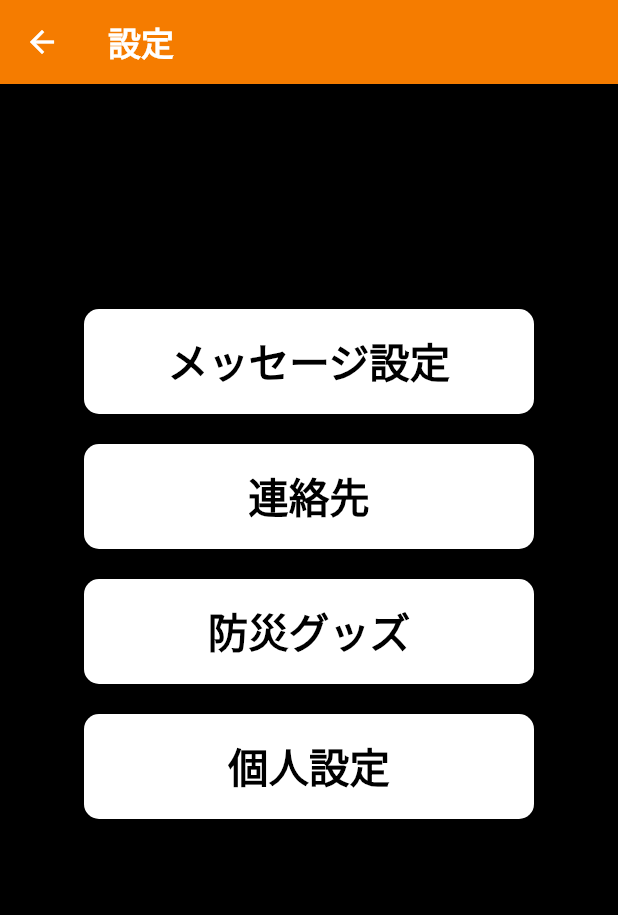
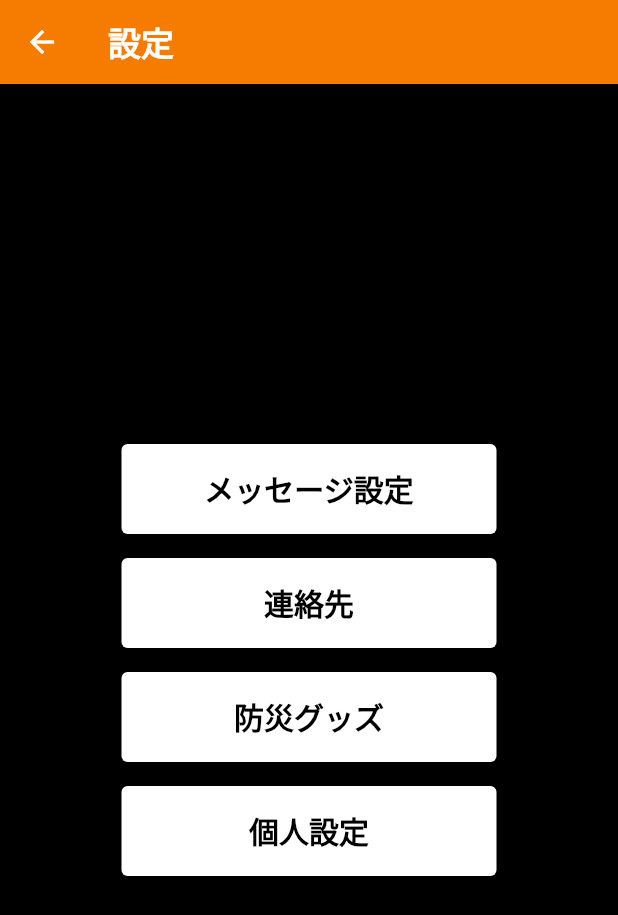
Before and after one commit to Akihi-Sumi/GraduateProject, a Flutter app: the SettingsScreenPage screen opened directly, on a phone screen of 412 x 824 dp. Shown: the top 915 px of the screen. Run offline on Flutter 3.47's test engine with Material 2 defaults, Android fonts, the phone set to English and light mode, and no system bars; our stand-ins replace qr_flutter; missing offline and left inert: qr_code_scanner.

Commit message:
少し修正

```diff
--- a/lib/ui/main_screen.dart
+++ b/lib/ui/main_screen.dart
@@ -63,7 +63,8 @@
 
   @override
   Widget build(BuildContext context) {
-    return Scaffold(
+    return SafeArea(
+      child: Scaffold(
         body: Stack(
           children: <Widget>[
             Padding(
@@ -72,6 +73,7 @@
             ),
             Align(alignment: Alignment.bottomCenter, child: bottomNav())
           ],
+        ),
       ),
     );
   }
--- a/lib/ui/settings_screen.dart
+++ b/lib/ui/settings_screen.dart
@@ -23,19 +23,24 @@ class SettingsScreenPage extends StatelessWidget {
           ),
           backgroundColor: Colors.orange.shade700,
         ),
-        body: SafeArea(
-          child: Align(
-            alignment: AlignmentDirectional(0, 0),
+        body: Center(
           child: Column(
-              mainAxisSize: MainAxisSize.max,
-              mainAxisAlignment: MainAxisAlignment.start,
+            mainAxisAlignment: MainAxisAlignment.center,
             children: [
-                Padding(
-                  padding: EdgeInsetsDirectional.fromSTEB(0, 150, 0, 0),
-                  child: SizedBox(
-                    width: 300,
-                    height: 70,
-                    child: TextButton(
+              Container(
+                padding: EdgeInsets.all(8.0),
+                child: ElevatedButton(
+                  style: ElevatedButton.styleFrom(
+                    backgroundColor: Colors.white,
+                    fixedSize: Size(250, 60),
+                  ),
+                  child: Text(
+                    "メッセージ設定",
+                    style: TextStyle(
+                        color: Colors.black,
+                        fontSize: 20,
+                        fontWeight: FontWeight.bold),
+                  ),
                   onPressed: () {
                     Navigator.push(
                       context,
@@ -46,31 +51,23 @@ class SettingsScreenPage extends StatelessWidget {
                       ),
                     );
                   },
-                      style: TextButton.styleFrom(
-                        backgroundColor: Colors.white,
-                        shape: RoundedRectangleBorder(
-                          borderRadius: BorderRadius.all(
-                            Radius.circular(10),
                 ),
               ),
+              Container(
+                padding: EdgeInsets.all(8.0),
+                child: ElevatedButton(
+                  style: ElevatedButton.styleFrom(
+                    backgroundColor: Colors.white,
+                    fixedSize: Size(250, 60),
                   ),
-                      child: const Text(
-                        "メッセージ設定",
+                  child: Text(
+                    "連絡先",
                     style: TextStyle(
                       color: Colors.black,
-                          fontSize: 27,
-                          fontWeight: FontWeight.w700,
+                      fontSize: 20,
+                      fontWeight: FontWeight.bold,
                     ),
                   ),
-                    ),
-                  ),
-                ),
-                Padding(
-                  padding: EdgeInsetsDirectional.fromSTEB(0, 20, 0, 0),
-                  child: SizedBox(
-                    width: 300,
-                    height: 70,
-                    child: TextButton(
                   onPressed: () {
                     Navigator.push(
                       context,
@@ -81,88 +78,63 @@ class SettingsScreenPage extends StatelessWidget {
                       ),
                     );
                   },
-                      style: TextButton.styleFrom(
+                ),
+              ),
+              Container(
+                padding: EdgeInsets.all(8.0),
+                child: ElevatedButton(
+                  style: ElevatedButton.styleFrom(
                     backgroundColor: Colors.white,
-                          shape: RoundedRectangleBorder(
-                            borderRadius: BorderRadius.all(Radius.circular(10)),
-                          )),
+                    fixedSize: Size(250, 60),
+                  ),
                   child: Text(
-                        "連絡先",
+                    "防災グッズ",
                     style: TextStyle(
                       color: Colors.black,
-                          fontSize: 27,
-                          fontWeight: FontWeight.w700,
+                      fontSize: 20,
+                      fontWeight: FontWeight.bold,
                     ),
                   ),
+                  onPressed: () {
+                    Navigator.push(
+                      context,
+                      CupertinoModalPopupRoute(
+                        builder: (context) {
+                          return SurvivalKitPage();
+                        },
+                      ),
+                    );
+                  },
                 ),
               ),
+              Container(
+                padding: EdgeInsets.all(8.0),
+                child: ElevatedButton(
+                  style: ElevatedButton.styleFrom(
+                    backgroundColor: Colors.white,
+                    fixedSize: Size(250, 60),
                   ),
-                Padding(
-                  padding: EdgeInsetsDirectional.fromSTEB(0, 20, 0, 0),
-                  child: SizedBox(
-                    width: 300,
-                    height: 70,
-                    child: TextButton(
+                  child: Text(
+                    "個人設定",
+                    style: TextStyle(
+                      color: Colors.black,
+                      fontSize: 20,
+                      fontWeight: FontWeight.bold,
+                    ),
+                  ),
                   onPressed: () {
                     Navigator.push(
                       context,
                       CupertinoPageRoute(
                         builder: (context) {
-                              return const SurvivalKitPage();
+                          return MyPage();
                         },
                       ),
                     );
                   },
-                      style: TextButton.styleFrom(
-                          backgroundColor: Colors.white,
-                          shape: RoundedRectangleBorder(
-                            borderRadius: BorderRadius.all(Radius.circular(10)),
-                          )),
-                      child: Text(
-                        "防災グッズ",
-                        style: TextStyle(
-                          color: Colors.black,
-                          fontSize: 27,
-                          fontWeight: FontWeight.w700,
                 ),
               ),
-                    ),
-                  ),
-                ),
-                Padding(
-                  padding: EdgeInsetsDirectional.fromSTEB(0, 20, 0, 0),
-                  child: SizedBox(
-                    width: 300,
-                    height: 70,
-                    child: TextButton(
-                      onPressed: () {
-                        Navigator.push(
-                          context,
-                          CupertinoPageRoute(
-                            builder: (context) {
-                              return const MyPage();
-                            },
-                          ),
-                        );
-                      },
-                      style: TextButton.styleFrom(
-                          backgroundColor: Colors.white,
-                          shape: RoundedRectangleBorder(
-                            borderRadius: BorderRadius.all(Radius.circular(10)),
-                          )),
-                      child: Text(
-                        "個人設定",
-                        style: TextStyle(
-                          color: Colors.black,
-                          fontSize: 27,
-                          fontWeight: FontWeight.w700,
-                        ),
-                      ),
-                    ),
-                  ),
-                )
             ],
-            ),
           ),
         ),
       ),
```
Lines whose indentation alone changed are shown as unchanged.
